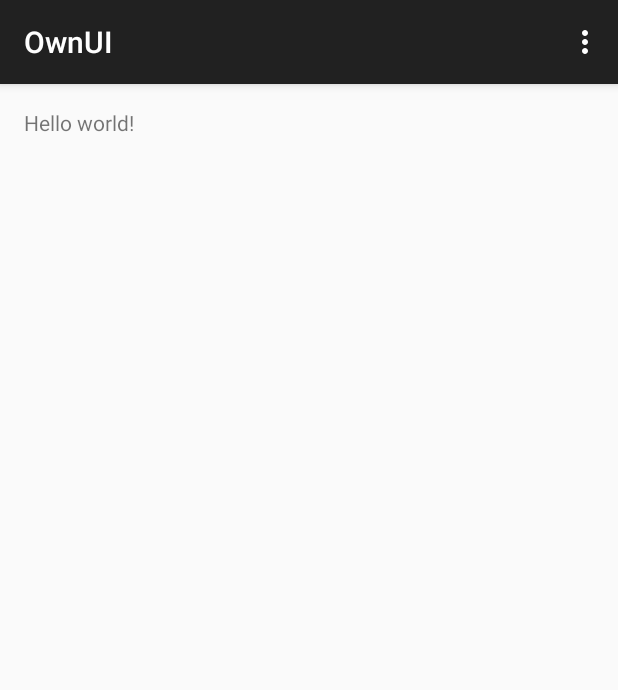
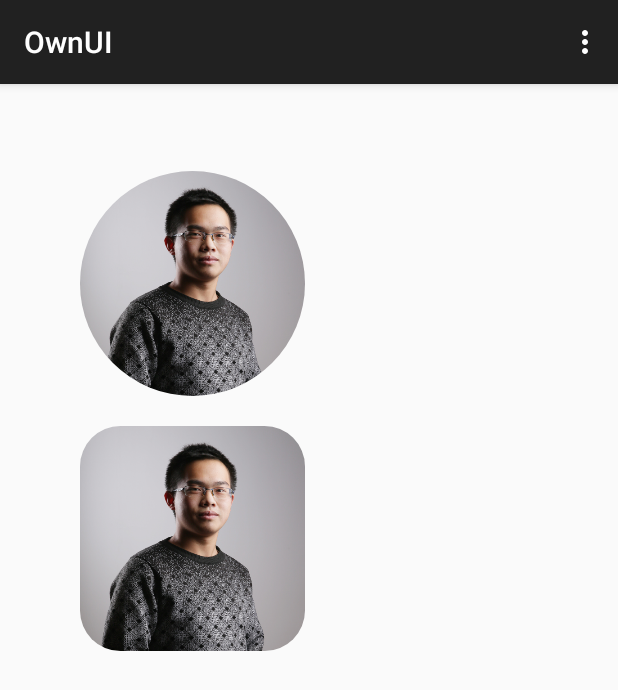
Before and after one commit to hcjcch/OwnUI, an Android app: the screen it shows after launch (MainActivity), on a phone screen of 412 x 824 dp. Shown: the top 690 px of the screen. Run offline under Robolectric (Android 15) with nearby library versions, the phone set to English and light mode, and no system bars.

Commit message:
add CircleImageDrawable and RoundImageDrawable

```diff
--- a/src/main/java/com/hcjcch/ownui/MainActivity.java
+++ b/src/main/java/com/hcjcch/ownui/MainActivity.java
@@ -1,17 +1,29 @@
 package com.hcjcch.ownui;
 
+import android.graphics.BitmapFactory;
 import android.support.v7.app.ActionBarActivity;
 import android.os.Bundle;
 import android.view.Menu;
 import android.view.MenuItem;
+import android.widget.ImageView;
+
+import com.hcjcch.ownui.ui.CircleImageDrawable;
+import com.hcjcch.ownui.ui.RoundImageDrawable;
 
 
 public class MainActivity extends ActionBarActivity {
+
+    private ImageView imageView;
+    private ImageView roundImageView;
 
     @Override
     protected void onCreate(Bundle savedInstanceState) {
         super.onCreate(savedInstanceState);
         setContentView(R.layout.activity_main);
+        imageView = (ImageView) findViewById(R.id.imageView);
+        roundImageView = (ImageView) findViewById(R.id.imageView2);
+        imageView.setImageDrawable(new CircleImageDrawable(BitmapFactory.decodeResource(getResources(), R.mipmap.huangchen)));
+        roundImageView.setImageDrawable(new RoundImageDrawable(BitmapFactory.decodeResource(getResources(), R.mipmap.huangchen), 90));
     }
 
 
--- /dev/null
+++ b/src/main/java/com/hcjcch/ownui/ui/CircleImageDrawable.java
@@ -0,0 +1,62 @@
+package com.hcjcch.ownui.ui;
+
+/**
+ * Created by hcjcch on 2015/3/23.
+ */
+
+import android.graphics.Bitmap;
+import android.graphics.BitmapShader;
+import android.graphics.Canvas;
+import android.graphics.ColorFilter;
+import android.graphics.Paint;
+import android.graphics.PixelFormat;
+import android.graphics.Shader.TileMode;
+import android.graphics.drawable.Drawable;
+
+public class CircleImageDrawable extends Drawable {
+
+    private Paint mPaint;
+    private int mWidth;
+    private Bitmap mBitmap;
+
+    public CircleImageDrawable(Bitmap bitmap) {
+        mBitmap = bitmap;
+        BitmapShader bitmapShader = new BitmapShader(bitmap, TileMode.CLAMP,
+                TileMode.CLAMP);
+        mPaint = new Paint();
+        mPaint.setAntiAlias(true);
+        mPaint.setShader(bitmapShader);
+        mWidth = Math.min(mBitmap.getWidth(), mBitmap.getHeight());
+    }
+
+    @Override
+    public void draw(Canvas canvas) {
+        canvas.drawCircle(mWidth / 2, mWidth / 2, mWidth / 2, mPaint);
+    }
+
+    @Override
+    public int getIntrinsicWidth() {
+        return mWidth;
+    }
+
+    @Override
+    public int getIntrinsicHeight() {
+        return mWidth;
+    }
+
+    @Override
+    public void setAlpha(int alpha) {
+        mPaint.setAlpha(alpha);
+    }
+
+    @Override
+    public void setColorFilter(ColorFilter cf) {
+        mPaint.setColorFilter(cf);
+    }
+
+    @Override
+    public int getOpacity() {
+        return PixelFormat.TRANSLUCENT;
+    }
+
+}
--- /dev/null
+++ b/src/main/java/com/hcjcch/ownui/ui/RoundImageDrawable.java
@@ -0,0 +1,71 @@
+package com.hcjcch.ownui.ui;
+
+/**
+ * Created by hcjcch on 2015/3/23.
+ */
+
+import android.graphics.Bitmap;
+import android.graphics.BitmapShader;
+import android.graphics.Canvas;
+import android.graphics.ColorFilter;
+import android.graphics.Paint;
+import android.graphics.PixelFormat;
+import android.graphics.RectF;
+import android.graphics.Shader.TileMode;
+import android.graphics.drawable.Drawable;
+
+public class RoundImageDrawable extends Drawable {
+
+    private Paint mPaint;
+    private Bitmap mBitmap;
+
+    private RectF rectF;
+    private int radius;
+
+    public RoundImageDrawable(Bitmap bitmap, int radius) {
+        this.radius = radius;
+        mBitmap = bitmap;
+        BitmapShader bitmapShader = new BitmapShader(bitmap, TileMode.CLAMP,
+                TileMode.CLAMP);
+        mPaint = new Paint();
+        mPaint.setAntiAlias(true);
+        mPaint.setShader(bitmapShader);
+    }
+
+    @Override
+    public void setBounds(int left, int top, int right, int bottom) {
+        super.setBounds(left, top, right, bottom);
+        rectF = new RectF(left, top, right, bottom);
+    }
+
+    @Override
+    public void draw(Canvas canvas) {
+        canvas.drawRoundRect(rectF, radius, radius, mPaint);
+    }
+
+    @Override
+    public int getIntrinsicWidth() {
+        return mBitmap.getWidth();
+    }
+
+    @Override
+    public int getIntrinsicHeight() {
+        return mBitmap.getHeight();
+    }
+
+    @Override
+    public void setAlpha(int alpha) {
+        mPaint.setAlpha(alpha);
+    }
+
+    @Override
+    public void setColorFilter(ColorFilter cf) {
+        mPaint.setColorFilter(cf);
+    }
+
+    @Override
+    public int getOpacity() {
+        return PixelFormat.TRANSLUCENT;
+    }
+
+}
--- a/src/main/res/layout/activity_main.xml
+++ b/src/main/res/layout/activity_main.xml
@@ -8,9 +8,23 @@
     android:paddingBottom="@dimen/activity_vertical_margin"
     tools:context=".MainActivity">
 
-    <TextView
-        android:text="@string/hello_world"
-        android:layout_width="wrap_content"
-        android:layout_height="wrap_content" />
+    <ImageView
+        android:layout_width="150dp"
+        android:layout_height="150dp"
+        android:id="@+id/imageView"
+        android:layout_marginTop="42dp"
+        android:layout_alignParentTop="true"
+        android:layout_alignParentLeft="true"
+        android:layout_alignParentStart="true"
+        android:layout_marginLeft="37dp"
+        android:layout_marginStart="37dp" />
 
+    <ImageView
+        android:layout_width="150dp"
+        android:layout_height="150dp"
+        android:id="@+id/imageView2"
+        android:layout_below="@+id/imageView"
+        android:layout_marginTop="20dp"
+        android:layout_alignLeft="@+id/imageView"
+        android:layout_alignStart="@+id/imageView" />
 </RelativeLayout>
```
Also changed, not shown: src/main/res/mipmap-xxhdpi/huangchen.jpg (added), 1 other file.
